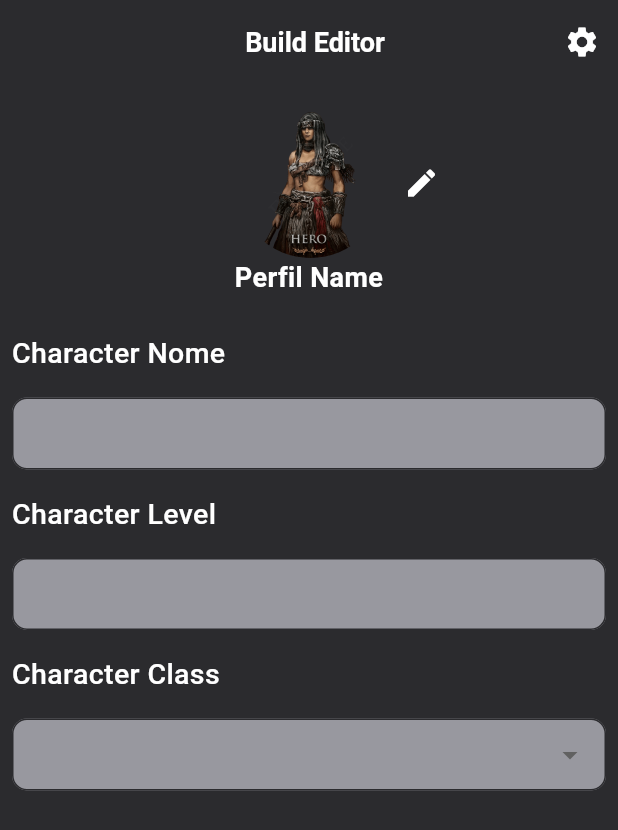
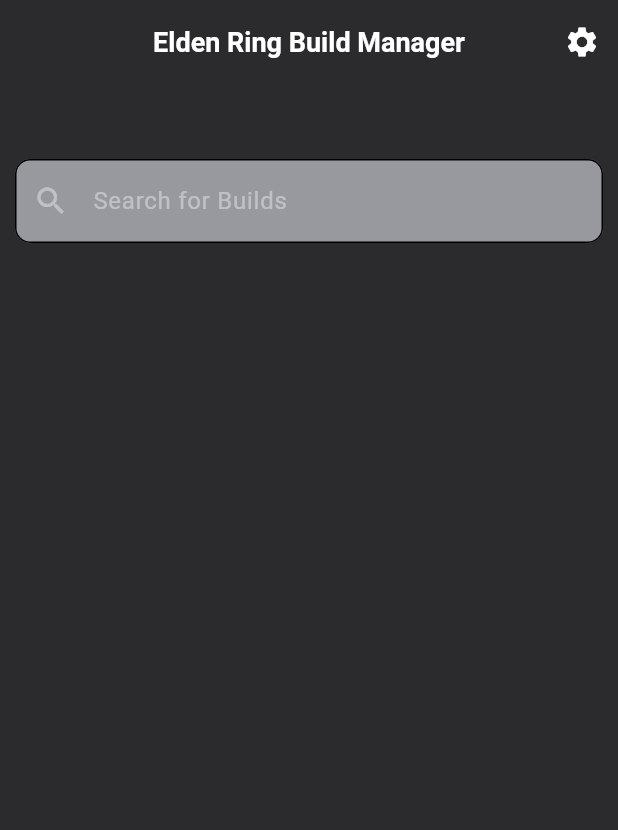
Before and after one commit to Assis-Souz4/app_flutter_elden_ring_build, a Flutter app: the screen it shows after launch, on a phone screen of 412 x 824 dp. Shown: the top 830 px of the screen. Run offline on Flutter 3.47's test engine with Material 3 defaults, Android fonts, the light colour scheme and no system bars.

```diff
--- /dev/null
+++ b/lib/components/app_bar_decoration.dart
@@ -0,0 +1,28 @@
+import 'package:app_flutter_elden_ring_build/components/app_colors.dart';
+import 'package:flutter/material.dart';
+
+AppBar getAppBarDecoration(String appBarTitle) {
+  //
+  return AppBar(
+    centerTitle: true,
+    //
+    title: Text(
+      appBarTitle,
+      style: const TextStyle(
+          color: AppColors.fontColor,
+          fontSize: 18,
+          fontWeight: FontWeight.bold),
+    ),
+    backgroundColor: AppColors.primaryColorBG,
+    //
+    actions: [
+      IconButton(
+        onPressed: () {},
+        icon: const Icon(
+          Icons.settings,
+          color: AppColors.fontColor,
+        ),
+      )
+    ],
+  );
+}
--- a/lib/components/app_colors.dart
+++ b/lib/components/app_colors.dart
@@ -6,4 +6,5 @@
   static const Color btnColorConfirm = Color(0xFF1E5CE4);
   static const Color btnColorCancel = Color(0xFF2B2B2E);
   static const Color fontColor = Color(0xFFFFFFFF);
+  static const Color inputDecoration = Color.fromARGB(100, 255, 255, 255);
 }
--- a/lib/components/drop_down_button_form_field.dart
+++ b/lib/components/drop_down_button_form_field.dart
@@ -1,59 +1,59 @@
-import 'package:app_flutter_elden_ring_build/components/text_form_field_decoration.dart';
-import 'package:flutter/material.dart';
+// import 'package:app_flutter_elden_ring_build/components/text_form_field_decoration.dart';
+// import 'package:flutter/material.dart';
 
-DropdownButtonFormField getDropdownButtonFormField() {
-  return DropdownButtonFormField<String>(
-    validator: (value) {
-      if (value?.isNotEmpty != true) {
-        return 'Select your characters class';
-      }
-      return null;
-    },
-    items: const [
-      DropdownMenuItem(
-        value: 'Hero',
-        child: Text('Hero'),
-      ),
-      DropdownMenuItem(
-        value: 'Bandit',
-        child: Text('Bandit'),
-      ),
-      DropdownMenuItem(
-        value: 'Astrologer',
-        child: Text('Astrologer'),
-      ),
-      DropdownMenuItem(
-        value: 'Warrior',
-        child: Text('Warrior'),
-      ),
-      DropdownMenuItem(
-        value: 'Prisoner',
-        child: Text('Prisoner'),
-      ),
-      DropdownMenuItem(
-        value: 'Confessor',
-        child: Text('Confessor'),
-      ),
-      DropdownMenuItem(
-        value: 'Wretch',
-        child: Text('Wretch'),
-      ),
-      DropdownMenuItem(
-        value: 'Vagabond',
-        child: Text('Vagabond'),
-      ),
-      DropdownMenuItem(
-        value: 'Prophet',
-        child: Text('Prophet'),
-      ),
-      DropdownMenuItem(
-        value: 'Samurai',
-        child: Text('Samurai'),
-      ),
-    ],
-    onChanged: (Object? value) {
-      print(value);
-    },
-    decoration: getAuthenticationInputDecotation(),
-  );
-}
+// DropdownButtonFormField getDropdownButtonFormField() {
+//   return DropdownButtonFormField<String>(
+//     validator: (value) {
+//       if (value?.isNotEmpty != true) {
+//         return 'Select your characters class';
+//       }
+//       return null;
+//     },
+//     items: const [
+//       DropdownMenuItem(
+//         value: 'Hero',
+//         child: Text('Hero'),
+//       ),
+//       DropdownMenuItem(
+//         value: 'Bandit',
+//         child: Text('Bandit'),
+//       ),
+//       DropdownMenuItem(
+//         value: 'Astrologer',
+//         child: Text('Astrologer'),
+//       ),
+//       DropdownMenuItem(
+//         value: 'Warrior',
+//         child: Text('Warrior'),
+//       ),
+//       DropdownMenuItem(
+//         value: 'Prisoner',
+//         child: Text('Prisoner'),
+//       ),
+//       DropdownMenuItem(
+//         value: 'Confessor',
+//         child: Text('Confessor'),
+//       ),
+//       DropdownMenuItem(
+//         value: 'Wretch',
+//         child: Text('Wretch'),
+//       ),
+//       DropdownMenuItem(
+//         value: 'Vagabond',
+//         child: Text('Vagabond'),
+//       ),
+//       DropdownMenuItem(
+//         value: 'Prophet',
+//         child: Text('Prophet'),
+//       ),
+//       DropdownMenuItem(
+//         value: 'Samurai',
+//         child: Text('Samurai'),
+//       ),
+//     ],
+//     onChanged: (Object? value) {
+//       print(value);
+//     },
+//     // decoration: getAuthenticationInputDecotation(),
+//   );
+// }
--- /dev/null
+++ b/lib/components/input_decoration.dart
@@ -0,0 +1,28 @@
+import 'package:app_flutter_elden_ring_build/components/app_colors.dart';
+import 'package:flutter/material.dart';
+
+InputDecoration getInputDecoration() {
+  return const InputDecoration(
+    //
+    prefixIcon: Icon(
+      Icons.search,
+      color: AppColors.inputDecoration,
+    ),
+    hintText: 'Search for Builds',
+    hintStyle: TextStyle(color: AppColors.inputDecoration),
+    border: OutlineInputBorder(
+      borderRadius: BorderRadius.all(
+        Radius.circular(10),
+      ),
+    ),
+    fillColor: AppColors.secondaryColorBG,
+    filled: true,
+    //focus
+    focusedBorder: OutlineInputBorder(
+      borderSide: BorderSide(color: AppColors.inputDecoration, width: 6),
+      borderRadius: BorderRadius.all(
+        Radius.circular(10),
+      ),
+    ),
+  );
+}
--- a/lib/components/text_form_field_decoration.dart
+++ /dev/null
@@ -1,24 +0,0 @@
-import 'package:app_flutter_elden_ring_build/components/app_colors.dart';
-import 'package:flutter/material.dart';
-
-///NOTE - DECORAÇÃO DOS INPUTS CHARACTER NOME,LEVEL E CLASS
-InputDecoration getAuthenticationInputDecotation() {
-  return InputDecoration(
-    contentPadding: const EdgeInsets.fromLTRB(16, 8, 16, 8),
-    fillColor: AppColors.secondaryColorBG,
-    filled: true,
-    border: OutlineInputBorder(
-      borderRadius: BorderRadius.circular(10),
-    ),
-    enabledBorder: OutlineInputBorder(
-      borderRadius: BorderRadius.circular(10),
-      borderSide: const BorderSide(
-        color: AppColors.primaryColorBG,
-      ),
-    ),
-    focusedBorder: OutlineInputBorder(
-      borderRadius: BorderRadius.circular(10),
-      borderSide: const BorderSide(color: AppColors.fontColor, width: 3),
-    ),
-  );
-}
--- a/lib/components/text_input_decoration.dart
+++ /dev/null
@@ -1,20 +0,0 @@
-import 'package:app_flutter_elden_ring_build/components/app_colors.dart';
-import 'package:flutter/material.dart';
-
-///NOTE - DECORAÇÃO DOS TEXTOS REFERENTES AOS INPUTS CHARACTER NOME,LEVEL E CLASS
-class TextOfInputDecoration extends StatelessWidget {
-  const TextOfInputDecoration({required this.textName, super.key});
-  //
-  final String textName;
-  @override
-  Widget build(BuildContext context) {
-    return Text(
-      textName,
-      textAlign: TextAlign.center,
-      style: const TextStyle(
-          fontSize: 19,
-          fontWeight: FontWeight.w500,
-          color: AppColors.fontColor),
-    );
-  }
-}
--- a/lib/main.dart
+++ b/lib/main.dart
@@ -1,4 +1,4 @@
-import 'package:app_flutter_elden_ring_build/screens/create_build_screen.dart';
+import 'package:app_flutter_elden_ring_build/screens/showBuildScreen.dart';
 import 'package:flutter/material.dart';
 
 void main() {
@@ -17,8 +17,8 @@
         colorScheme: ColorScheme.fromSwatch(backgroundColor: Colors.white),
         useMaterial3: true,
       ),
-      home: const CreateBuildScreen(),
+      home: const ShowBuildScreen(),
     );
   }
 }
-///NOTE - criar botão de drop no character class
+///NOTE -
--- a/lib/screens/character_screen.dart
+++ /dev/null
@@ -1,57 +0,0 @@
-import 'package:app_flutter_elden_ring_build/components/drop_down_button_form_field.dart';
-import 'package:app_flutter_elden_ring_build/components/text_form_field_decoration.dart';
-import 'package:app_flutter_elden_ring_build/components/text_input_decoration.dart';
-import 'package:flutter/material.dart';
-
-class CharacterScreen extends StatefulWidget {
-  const CharacterScreen(this.characterName, this.characterLevel, {super.key});
-
-  final String? characterName;
-  final int? characterLevel;
-
-  @override
-  State<CharacterScreen> createState() => _CharacterScreenState();
-}
-
-class _CharacterScreenState extends State<CharacterScreen> {
-  //
-  String? characterClass;
-
-  @override
-  Widget build(BuildContext context) {
-    return Column(
-      crossAxisAlignment: CrossAxisAlignment.start,
-      children: [
-        const Padding(
-          padding: EdgeInsets.all(8.0),
-          child: TextOfInputDecoration(textName: 'Character Nome'),
-        ),
-        Padding(
-          padding: const EdgeInsets.all(8.0),
-          child: TextFormField(
-            decoration: getAuthenticationInputDecotation(),
-          ),
-        ),
-        const Padding(
-          padding: EdgeInsets.all(8.0),
-          child: TextOfInputDecoration(textName: 'Character Level'),
-        ),
-        Padding(
-          padding: const EdgeInsets.all(8.0),
-          child: TextFormField(
-            keyboardType: TextInputType.number,
-            decoration: getAuthenticationInputDecotation(),
-          ),
-        ),
-        const Padding(
-          padding: EdgeInsets.all(8.0),
-          child: TextOfInputDecoration(textName: 'Character Class'),
-        ),
-        Padding(
-          padding: const EdgeInsets.all(8.0),
-          child: getDropdownButtonFormField(),
-        )
-      ],
-    );
-  }
-}
--- /dev/null
+++ b/lib/screens/create_build_creen.dart
@@ -0,0 +1,15 @@
+import 'package:flutter/material.dart';
+
+class CreateBuildScreen extends StatefulWidget {
+  const CreateBuildScreen({super.key});
+
+  @override
+  State<CreateBuildScreen> createState() => _CreateBuildScreenState();
+}
+
+class _CreateBuildScreenState extends State<CreateBuildScreen> {
+  @override
+  Widget build(BuildContext context) {
+    return const Placeholder();
+  }
+}
--- a/lib/screens/create_build_screen.dart
+++ /dev/null
@@ -1,107 +0,0 @@
-import 'package:app_flutter_elden_ring_build/components/app_colors.dart';
-import 'package:app_flutter_elden_ring_build/screens/character_screen.dart';
-import 'package:flutter/material.dart';
-
-class CreateBuildScreen extends StatefulWidget {
-  const CreateBuildScreen({super.key});
-
-  @override
-  State<CreateBuildScreen> createState() => _CreateBuilScreenState();
-}
-
-class _CreateBuilScreenState extends State<CreateBuildScreen> {
-  @override
-  Widget build(BuildContext context) {
-    return Form(
-      child: Scaffold(backgroundColor: AppColors.primaryColorBG,
-        appBar: AppBar(
-          leading: Container(),
-          backgroundColor: AppColors.primaryColorBG,
-          title: const Row(
-            mainAxisAlignment: MainAxisAlignment.center,
-            children: [
-              //APPBAR TITULO
-              Text(
-                'Build Editor',
-                textAlign: TextAlign.center,
-                style: TextStyle(
-                    color: AppColors.fontColor,
-                    fontSize: 18,
-                    fontWeight: FontWeight.bold),
-              ),
-            ],
-          ),
-          //APPBAR ENGRENAGEM SETTINGS
-          actions: <Widget>[
-            IconButton(
-                onPressed: () {},
-                icon: const Icon(
-                  Icons.settings,
-                  color: AppColors.fontColor,
-                ))
-          ],
-        ),
-        body: ListView(
-          children: [
-            ///!SECTION-CONTAINER FOTO E NOME DO PERSONAGEM
-            SingleChildScrollView(
-              child: Container(
-                width: 400,
-                height: 158,
-                decoration: const BoxDecoration(
-                  color: AppColors.primaryColorBG,
-                ),
-                child: Column(
-                  mainAxisAlignment: MainAxisAlignment.center,
-                  crossAxisAlignment: CrossAxisAlignment.center,
-                  children: [
-                    Row(
-                      mainAxisAlignment: MainAxisAlignment.center,
-                      crossAxisAlignment: CrossAxisAlignment.center,
-                      children: [
-                        const SizedBox(
-                          width: 50,
-                        ),
-                        ClipOval(
-                          child: Image.asset(
-                            'assets/images/image_character/hero_class.png',
-                            width: 100,
-                            height: 100,
-                            fit: BoxFit.contain,
-                          ),
-                        ),
-                        IconButton(
-                          onPressed: () {},
-                          icon: const Icon(
-                            Icons.edit,
-                            color: AppColors.fontColor,
-                          ),
-                        ),
-                      ],
-                    ),
-                    const SizedBox(
-                      width: 200,
-                      child: Text(
-                        'Perfil Name',
-                        style: TextStyle(
-                          color: AppColors.fontColor,
-                          fontSize: 18,
-                          fontWeight: FontWeight.bold,
-                          overflow: TextOverflow.ellipsis,
-                        ),
-                        textAlign: TextAlign.center,
-                      ),
-                    ),
-                  ],
-                ),
-              ),
-            ),
-
-            ///!SECTION CONTAINER CHARACTER (NOME, LEVEL E CLASSE)
-            const CharacterScreen('characterName', 8),
-          ],
-        ),
-      ),
-    );
-  }
-}
--- /dev/null
+++ b/lib/screens/showBuildScreen.dart
@@ -0,0 +1,37 @@
+import 'package:app_flutter_elden_ring_build/components/app_bar_decoration.dart';
+import 'package:app_flutter_elden_ring_build/components/app_colors.dart';
+import 'package:app_flutter_elden_ring_build/components/input_decoration.dart';
+import 'package:flutter/material.dart';
+
+class ShowBuildScreen extends StatefulWidget {
+  const ShowBuildScreen({super.key});
+
+  @override
+  State<ShowBuildScreen> createState() => _ShowBuildScreenState();
+}
+
+class _ShowBuildScreenState extends State<ShowBuildScreen> {
+  @override
+  Widget build(BuildContext context) {
+    return Scaffold(
+      backgroundColor: AppColors.primaryColorBG,
+      appBar: getAppBarDecoration(
+        'Elden Ring Build Manager',
+      ),
+      body: Column(
+        children: [
+          const SizedBox(
+            height: 50,
+          ),
+          Padding(
+            padding: const EdgeInsets.symmetric(horizontal: 10),
+            child: TextFormField(cursorColor: AppColors.inputDecoration,
+              style: const TextStyle(color: AppColors.fontColor,fontSize: 16),
+              decoration: getInputDecoration(),
+            ),
+          )
+        ],
+      ),
+    );
+  }
+}
```
